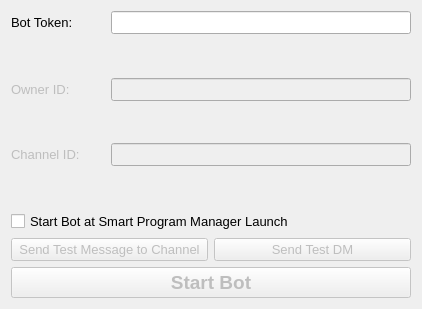
Above: discordsettings.ui from brianuuu/AutoControllerHelper before the change. Below: the same form after it.
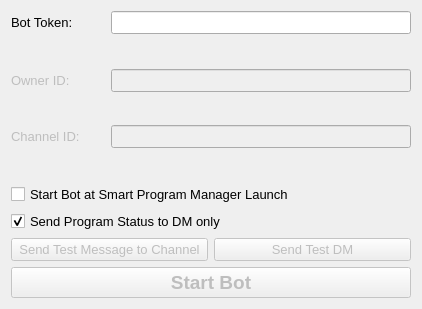
That is the form after the change.

Commit message: Option to send program status to DM only

The edit to the form file:
```diff
--- a/discordsettings.ui
+++ b/discordsettings.ui
@@ -155,6 +155,16 @@
      </property>
     </widget>
    </item>
+   <item>
+    <widget class="QCheckBox" name="CB_StatusDM">
+     <property name="text">
+      <string>Send Program Status to DM only</string>
+     </property>
+     <property name="checked">
+      <bool>true</bool>
+     </property>
+    </widget>
+   </item>
    <item>
     <layout class="QHBoxLayout" name="horizontalLayout_4">
      <item>
```
The commit also changes 1 other file.
